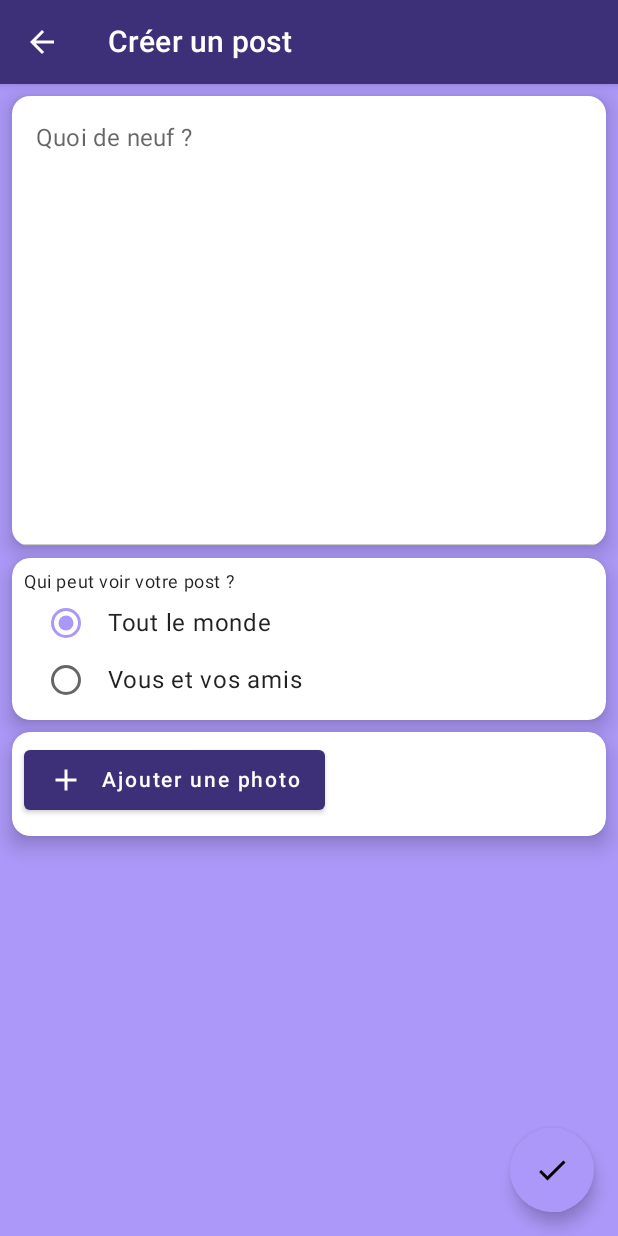
After one commit to Anthony-Jhoiro/talky-android, an Android app built with Jetpack Compose: the composable PostCreationScreen shown on its own in the app's theme, on a phone screen of 412 x 824 dp. The commit adds this screen. Run offline under Robolectric (Android 15) with nearby library versions, the phone set to English and light mode, and no system bars; network calls fail; 2 statements that could not run were skipped.

Commit message:
:sparkles: Add post creation

```diff
--- a/app/build.gradle
+++ b/app/build.gradle
@@ -116,4 +116,7 @@ dependencies {
 
     // Paging flow
     implementation "androidx.paging:paging-compose:1.0.0-alpha14"
+
+    // Permissions
+    implementation "com.google.accompanist:accompanist-permissions:0.24.6-alpha"
 }
--- a/app/src/main/AndroidManifest.xml
+++ b/app/src/main/AndroidManifest.xml
@@ -1,6 +1,9 @@
 <?xml version="1.0" encoding="utf-8"?>
 <manifest xmlns:android="http://schemas.android.com/apk/res/android"
         package="com.talky.mobile">
+
+    <uses-permission android:name="android.permission.INTERNET" />
+    <uses-permission android:name="android.permission.CAMERA" />
 
     <application
             android:allowBackup="true"
--- a/app/src/main/java/com/talky/mobile/api/infrastructure/LocalDateAdapter.kt
+++ b/app/src/main/java/com/talky/mobile/api/infrastructure/LocalDateAdapter.kt
@@ -28,7 +28,7 @@ class LocalDateAdapter(private val formatter: DateTimeFormatter = DateTimeFormat
                 return null
             }
             else -> {
-                return LocalDate.parse(out.nextString(), formatter)
+                return LocalDate.parse(out.nextString().split(".")[0], formatter)
             }
         }
     }
--- a/app/src/main/java/com/talky/mobile/api/infrastructure/LocalDateTimeAdapter.kt
+++ b/app/src/main/java/com/talky/mobile/api/infrastructure/LocalDateTimeAdapter.kt
@@ -28,7 +28,7 @@ class LocalDateTimeAdapter(private val formatter: DateTimeFormatter = DateTimeFo
                 return null
             }
             else -> {
-                return LocalDateTime.parse(out.nextString(), formatter)
+                return LocalDateTime.parse(out.nextString().split(".")[0], formatter)
             }
         }
     }
--- a/app/src/main/java/com/talky/mobile/api/infrastructure/OffsetDateTimeAdapter.kt
+++ b/app/src/main/java/com/talky/mobile/api/infrastructure/OffsetDateTimeAdapter.kt
@@ -29,7 +29,7 @@ class OffsetDateTimeAdapter(private val formatter: DateTimeFormatter = DateTimeF
                 return null
             }
             else -> {
-                return ZonedDateTime.parse(out.nextString(), formatter).toOffsetDateTime()
+                return ZonedDateTime.parse(out.nextString().split(".")[0], formatter).toOffsetDateTime()
             }
         }
     }
--- a/app/src/main/java/com/talky/mobile/api/infrastructure/Serializer.kt
+++ b/app/src/main/java/com/talky/mobile/api/infrastructure/Serializer.kt
@@ -9,7 +9,7 @@ import java.time.ZoneId
 import java.time.format.DateTimeFormatter
 
 object Serializer {
-    private const val datePattern = "yyyy-MM-dd'T'HH:mm:ss.SSSSSS"
+    private const val datePattern = "yyyy-MM-dd'T'HH:mm:ss"
     private val formatter = DateTimeFormatter.ofPattern(datePattern).withZone(ZoneId.systemDefault())
 
     @JvmStatic
--- a/app/src/main/java/com/talky/mobile/providers/Authentication.kt
+++ b/app/src/main/java/com/talky/mobile/providers/Authentication.kt
@@ -23,11 +23,13 @@ class Authentication @Inject constructor() {
     var accessToken: String? = null
     private var auth0: Auth0? = null
 
-    fun loadAuthentication(context: Context, successListener: (Credentials) -> Unit) {
+    fun loadAuthentication(context: Context, successListener: (Credentials) -> Unit, failureListener: (CredentialsManagerException) -> Unit) {
         if (accessToken == null) {
             return getStorageManager(context).getCredentials(
                 callback = object : Callback<Credentials, CredentialsManagerException> {
-                    override fun onFailure(error: CredentialsManagerException) {}
+                    override fun onFailure(error: CredentialsManagerException) {
+                        failureListener(error)
+                    }
 
                     override fun onSuccess(result: Credentials) {
                         accessToken = result.accessToken
--- /dev/null
+++ b/app/src/main/java/com/talky/mobile/ui/features/postCreation/PostCreationScreen.kt
@@ -0,0 +1,347 @@
+package com.talky.mobile.ui.features.postCreation
+
+import android.graphics.Bitmap
+import androidx.activity.compose.rememberLauncherForActivityResult
+import androidx.activity.result.contract.ActivityResultContracts
+import androidx.activity.result.launch
+import androidx.compose.foundation.Image
+import androidx.compose.foundation.background
+import androidx.compose.foundation.clickable
+import androidx.compose.foundation.layout.*
+import androidx.compose.foundation.selection.selectable
+import androidx.compose.foundation.selection.selectableGroup
+import androidx.compose.foundation.shape.RoundedCornerShape
+import androidx.compose.material.*
+import androidx.compose.material.TextFieldDefaults.textFieldColors
+import androidx.compose.material.icons.Icons
+import androidx.compose.material.icons.filled.Add
+import androidx.compose.material.icons.filled.ArrowBack
+import androidx.compose.material.icons.filled.Check
+import androidx.compose.runtime.*
+import androidx.compose.runtime.saveable.listSaver
+import androidx.compose.runtime.saveable.rememberSaveable
+import androidx.compose.runtime.snapshots.SnapshotStateList
+import androidx.compose.ui.Alignment
+import androidx.compose.ui.Modifier
+import androidx.compose.ui.draw.clip
+import androidx.compose.ui.draw.shadow
+import androidx.compose.ui.graphics.Color
+import androidx.compose.ui.graphics.asImageBitmap
+import androidx.compose.ui.layout.ContentScale.Companion.Crop
+import androidx.compose.ui.semantics.Role
+import androidx.compose.ui.unit.dp
+import com.google.accompanist.permissions.ExperimentalPermissionsApi
+import com.google.accompanist.permissions.PermissionStatus
+import com.google.accompanist.permissions.rememberPermissionState
+import com.talky.mobile.api.models.PostDto
+import com.talky.mobile.ui.theme.VioletClair
+import com.talky.mobile.ui.theme.VioletFonce
+
+class Option<T>(
+    val title: String, val value: T
+)
+
+val privacyOptions = listOf(
+    Option("Tout le monde", PostDto.Privacy.pUBLIC),
+    Option("Vous et vos amis", PostDto.Privacy.pRIVATE)
+)
+
+
+@ExperimentalPermissionsApi
+@Composable
+fun PostCreationScreen(
+    onPressBack: () -> Unit,
+    onSubmit: (String, PostDto.Privacy, List<Bitmap>) -> Unit
+) {
+
+    val (textContent, onTextContentChanged) = remember { mutableStateOf("") }
+    val (selectedOption, onOptionSelected) = remember { mutableStateOf(privacyOptions[0]) }
+    val images = rememberMutableStateListOf<Bitmap>()
+
+    var isFetching by remember { mutableStateOf(false) }
+
+    fun addImage(bitmap: Bitmap?) {
+        if (bitmap != null && images.size < 10) images.add(bitmap)
+    }
+
+    fun submitForm() {
+        isFetching = true
+        onSubmit(
+            textContent,
+            selectedOption.value,
+            images
+        )
+        isFetching = false
+    }
+
+    Scaffold(
+        topBar = {
+            TopAppBar(
+                navigationIcon = {
+                    if (!isFetching)
+                        Icon(
+                            imageVector = Icons.Default.ArrowBack,
+                            modifier = Modifier
+                                .padding(horizontal = 12.dp)
+                                .clickable { onPressBack() },
+                            contentDescription = "Go back",
+                            tint = Color.White
+                        )
+                },
+
+                title = { Text("Créer un post", color = Color.White) },
+                backgroundColor = VioletFonce
+            )
+        },
+        floatingActionButton = {
+            if (!isFetching) {
+                FloatingActionButton(onClick = {
+                    submitForm()
+                }) {
+                    Icon(Icons.Filled.Check, "Save Post")
+                }
+            }
+        }
+    )
+    {
+        if (!isFetching) {
+
+            PostCreationForm(
+                textContent, onTextContentChanged, selectedOption, onOptionSelected, images
+            ) { addImage(it) }
+        } else {
+            Column(
+                verticalArrangement = Arrangement.Center,
+                horizontalAlignment = Alignment.CenterHorizontally,
+
+            ) {
+                Box(
+                    modifier = Modifier
+                        .shadow(
+                            elevation = 8.dp,
+                            shape = RoundedCornerShape(12.dp)
+                        )
+                        .clip(RoundedCornerShape(12.dp))
+
+                ) {
+                    Column(
+                        verticalArrangement = Arrangement.Center,
+                        horizontalAlignment = Alignment.CenterHorizontally,
+                        modifier = Modifier.background(Color.White)
+                    ) {
+                        Text(text = "Votre post est en cours de création")
+                        Spacer(modifier = Modifier.height(12.dp))
+                        CircularProgressIndicator()
+                    }
+                }
+
+            }
+        }
+
+    }
+}
+
+@ExperimentalPermissionsApi
+@Composable
+fun PostCreationForm(
+    textContent: String,
+    onTextContentChanged: (String) -> Unit,
+    selectedOption: Option<PostDto.Privacy>,
+    onOptionSelected: (Option<PostDto.Privacy>) -> Unit,
+    images: SnapshotStateList<Bitmap>,
+    addImage: (bitmap: Bitmap?) -> Unit
+) {
+    val cameraLauncher =
+        rememberLauncherForActivityResult(ActivityResultContracts.TakePicturePreview()) {
+            addImage(it)
+        }
+
+    val cameraPermissionState =
+        rememberPermissionState(permission = android.Manifest.permission.CAMERA)
+
+    Column(
+        modifier = Modifier
+            .background(VioletClair)
+            .padding(8.dp)
+            .fillMaxHeight()
+    ) {
+        Box(
+            modifier = Modifier
+                .shadow(
+                    elevation = 8.dp,
+                    shape = RoundedCornerShape(12.dp)
+                )
+                .height(300.dp)
+        ) {
+            TextField(
+                value = textContent,
+                onValueChange = { onTextContentChanged(it) },
+                placeholder = {
+                    Text(text = "Quoi de neuf ?")
+                },
+                modifier = Modifier
+                    .fillMaxSize(),
+
+                colors = textFieldColors(
+                    backgroundColor = Color.White
+                ),
+
+                )
+        }
+
+        Spacer(modifier = Modifier.height(8.dp))
+
+        PrivacySelector(selectedOption, onOptionSelected)
+
+        Spacer(modifier = Modifier.height(8.dp))
+
+        ImageSelector(
+            images,
+            onNewImagePress = {
+                when (cameraPermissionState.status) {
+                    is PermissionStatus.Denied -> {
+                        cameraPermissionState.launchPermissionRequest()
+                        cameraLauncher.launch()
+                    }
+                    PermissionStatus.Granted -> {
+                        cameraLauncher.launch()
+                    }
+                }
+            }
+        )
+
+        Spacer(modifier = Modifier.height(50.dp))
+
+
+    }
+}
+
+@ExperimentalPermissionsApi
+@Composable
+fun ImageSelector(images: List<Bitmap>, onNewImagePress: () -> Unit) {
+    Box(
+        modifier = Modifier
+            .shadow(
+                elevation = 8.dp,
+                shape = RoundedCornerShape(12.dp)
+            )
+            .clip(RoundedCornerShape(12.dp))
+    ) {
+
+        Column(
+            modifier = Modifier
+                .fillMaxWidth()
+                .selectableGroup()
+                .background(Color.White)
+                .padding(8.dp)
+        ) {
+            Button(
+                onClick = { onNewImagePress() },
+                enabled = images.size < 10
+            ) {
+                Icon(
+                    imageVector = Icons.Default.Add,
+                    modifier = Modifier
+                        .padding(end = 12.dp),
+                    contentDescription = "Go back"
+                )
+                Text(text = "Ajouter une photo")
+            }
+
+            Spacer(modifier = Modifier.height(5.dp))
+
+            if (images.isNotEmpty()) {
+                Row {
+                    images.forEach {
+                        Box(
+                            modifier = Modifier.size(80.dp)
+                        ) {
+                            Image(
+                                bitmap = it.asImageBitmap(),
+                                contentScale = Crop,
+                                contentDescription = null,
+                                modifier = Modifier
+                                    .fillMaxSize()
+                            )
+                        }
+                        Spacer(modifier = Modifier.width(2.dp))
+                    }
+                }
+            }
+        }
+    }
+}
+
+@Composable
+fun PrivacySelector(
+    selectedOption: Option<PostDto.Privacy>,
+    onOptionSelected: (Option<PostDto.Privacy>) -> Unit
+) {
+    Box(
+        modifier = Modifier
+            .shadow(
+                elevation = 8.dp,
+                shape = RoundedCornerShape(12.dp)
+            )
+            .clip(RoundedCornerShape(12.dp))
+    ) {
+
+        Column(
+            modifier = Modifier
+                .fillMaxWidth()
+                .selectableGroup()
+                .background(Color.White)
+                .padding(8.dp)
+
+        ) {
+            Text(
+                text = "Qui peut voir votre post ?",
+                style = MaterialTheme.typography.caption.merge()
+            )
+            privacyOptions.forEach { option ->
+                Row(
+                    Modifier
+                        .fillMaxWidth()
+                        .height(38.dp)
+                        .selectable(
+                            selected = option.value == selectedOption.value,
+                            onClick = { onOptionSelected(option) },
+                            role = Role.RadioButton
+                        )
+                        .padding(horizontal = 16.dp),
+                    verticalAlignment = Alignment.CenterVertically
+                ) {
+                    RadioButton(
+                        selected = option.value == selectedOption.value,
+                        onClick = null
+                    )
+                    Text(
+                        text = option.title,
+                        style = MaterialTheme.typography.body1.merge(),
+                        modifier = Modifier.padding(start = 16.dp)
+                    )
+                }
+            }
+        }
+    }
+}
+
+@Composable
+fun <T : Any> rememberMutableStateListOf(vararg elements: T): SnapshotStateList<T> {
+    return rememberSaveable(
+        saver = listSaver(
+            save = { stateList ->
+                if (stateList.isNotEmpty()) {
+                    val first = stateList.first()
+                    if (!canBeSaved(first)) {
+                        throw IllegalStateException("${first::class} cannot be saved. By default only types which can be stored in the Bundle class can be saved.")
+                    }
+                }
+                stateList.toList()
+            },
+            restore = { it.toMutableStateList() }
+        )
+    ) {
+        elements.toList().toMutableStateList()
+    }
+}
```
Also changed, not shown: app/src/main/java/com/talky/mobile/api/TalkyAssetsRemoteSource.kt (added, +66 -0 lines), app/src/main/java/com/talky/mobile/api/clients/DefaultApiProvider.kt (added, +43 -0 lines), app/src/main/java/com/talky/mobile/ui/AuthenticationViewModel.kt (+12 -4 lines), app/src/main/java/com/talky/mobile/ui/EntryPointActivity.kt (+45 -9 lines), app/src/main/java/com/talky/mobile/ui/features/feed/FeedScreen.kt (+18 -3 lines), app/src/main/java/com/talky/mobile/ui/features/postCreation/PostCreationViewModel.kt (added, +33 -0 lines).
